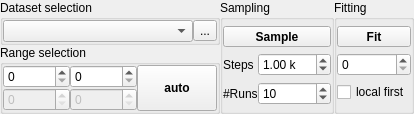
Fluorescence-Tools/chisurf, file chisurf/gui/widgets/fitting/fittingWidget.ui: the form before one commit.
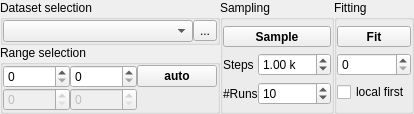
The form after the commit. Icons and pictures are not drawn.

Commit message:
Refactor dataset handling and improve UI robustness
Introduced methods for formatting dataset labels and updating tooltips to improve clarity and reliability in the fitting widget. Enhanced error handling across multiple sections to prevent crashes and ensure consistent behavior. Adjusted UI elements and fixed data visualization logic for better usability and alignment.

```diff
--- a/chisurf/gui/widgets/fitting/fittingWidget.ui
+++ b/chisurf/gui/widgets/fitting/fittingWidget.ui
@@ -6,8 +6,8 @@
    <rect>
     <x>0</x>
     <y>0</y>
-    <width>356</width>
-    <height>90</height>
+    <width>409</width>
+    <height>93</height>
    </rect>
   </property>
   <property name="sizePolicy">
@@ -353,10 +353,10 @@
         </property>
        </widget>
       </item>
-      <item row="0" column="4" rowspan="2">
+      <item row="0" column="3">
        <widget class="QPushButton" name="toolButton_2">
         <property name="sizePolicy">
-         <sizepolicy hsizetype="Minimum" vsizetype="Minimum">
+         <sizepolicy hsizetype="Fixed" vsizetype="Fixed">
           <horstretch>0</horstretch>
           <verstretch>0</verstretch>
          </sizepolicy>
```
The commit also changes 1 other file.
